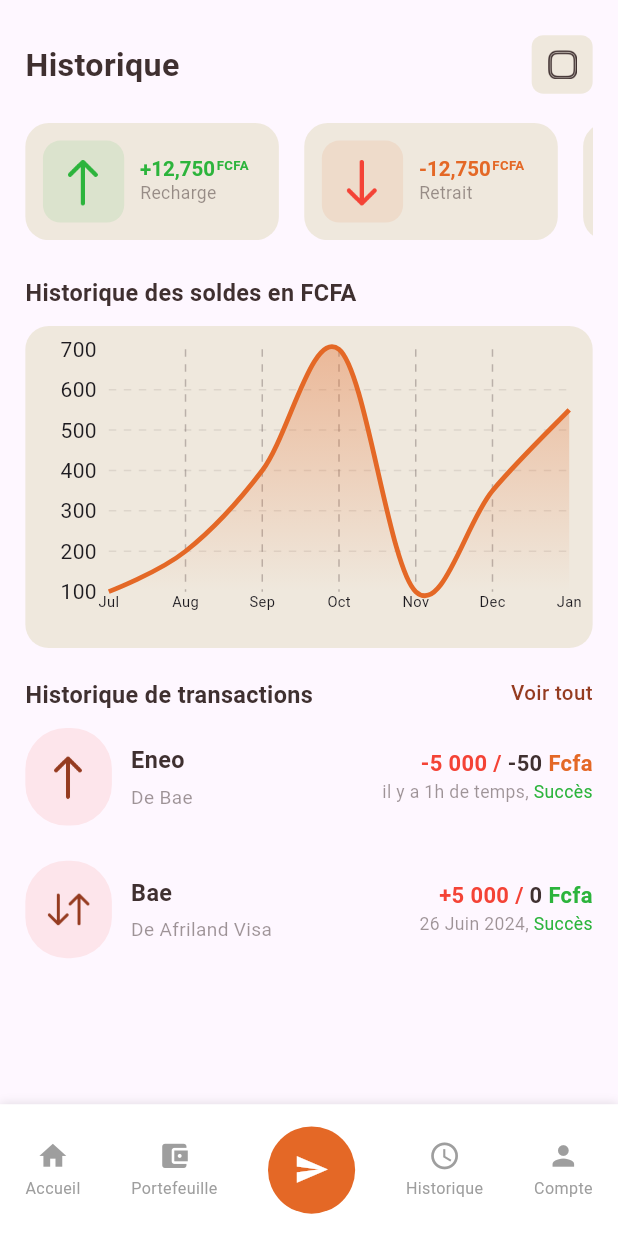
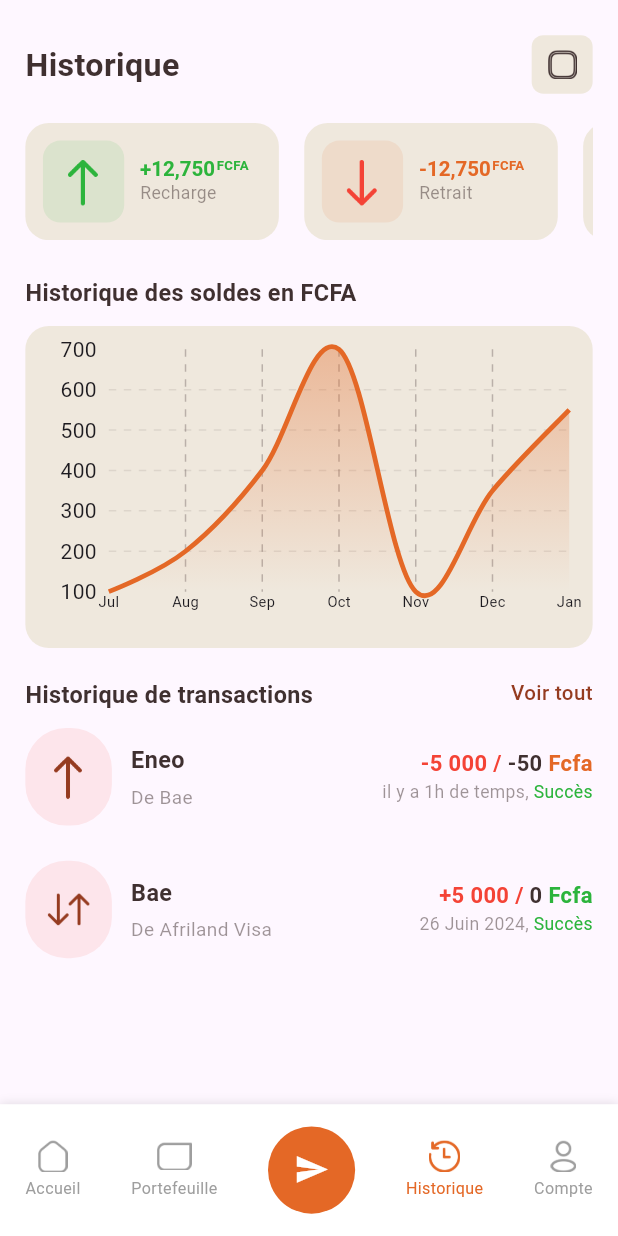
Before and after one commit to bertin-dev/Flutter-Test, a Flutter app: the screen it shows after launch, on a phone screen of 412 x 824 dp. Run offline on Flutter 3.47's test engine with Material 3 defaults, Android fonts, the phone set to English and light mode, and no system bars; drawn by our look-alikes of fl_chart; our stand-ins replace animated_splash_screen, camera, flutter_screenutil, get, image_picker; missing offline and left inert: google_mlkit_object_detection.

Commit message:
add more items

```diff
--- a/lib/presentation/home/controllers/home_controller.dart
+++ b/lib/presentation/home/controllers/home_controller.dart
@@ -1,7 +1,7 @@
 import 'package:get/get.dart';
 
 class HomeController extends GetxController {
-  final currentIndex = 2.obs;
+  final currentIndex = 3.obs;
 
   void changeTab(int index) {
     currentIndex.value = index;
--- a/lib/presentation/home/home_view.dart
+++ b/lib/presentation/home/home_view.dart
@@ -16,14 +16,14 @@ class HomeView extends GetView<HomeController> {
       child: Scaffold(
         body: Obx(() {
           switch (controller.currentIndex.value) {
-            case 0:
-              return const ScanCardView();
             case 1:
               return const TicketView();
             case 2:
+              return const ScanCardView();
+            case 3:
               return const HistoriqueView();
             default:
-              return const Center(child: Text("Compte"));
+              return const Center(child: Text("Compte vide"));
           }
         }),
         bottomNavigationBar: const CustomBottomNavBar(),
--- a/lib/presentation/home/models/bottom_nav_item_model.dart
+++ b/lib/presentation/home/models/bottom_nav_item_model.dart
@@ -1,7 +1,7 @@
 import 'package:flutter/material.dart';
 
 class BottomNavItemModel {
-  final IconData icon;
+  final String icon;
   final String label;
 
   const BottomNavItemModel({required this.icon, required this.label});
--- a/lib/presentation/home/widgets/custom_bottom_navbar.dart
+++ b/lib/presentation/home/widgets/custom_bottom_navbar.dart
@@ -13,12 +13,12 @@ class CustomBottomNavBar extends StatelessWidget {
   Widget build(BuildContext context) {
     final controller = Get.find<HomeController>();
 
-    const List<BottomNavItemModel> items = [
-      BottomNavItemModel(icon: Icons.home, label: "Accueil"),
-      BottomNavItemModel(icon: Icons.account_balance_wallet, label: "Portefeuille"),
-      BottomNavItemModel(icon: Icons.history, label: ""),
-      BottomNavItemModel(icon: Icons.access_time, label: "Historique"),
-      BottomNavItemModel(icon: Icons.person, label: "Compte"),
+     const List<BottomNavItemModel> items = [
+      BottomNavItemModel(icon: "assets/images/home.png", label: "Accueil"),
+      BottomNavItemModel(icon: "assets/images/wallet.png", label: "Portefeuille"),
+      BottomNavItemModel(icon: "assets/images/send.png", label: ""),
+      BottomNavItemModel(icon: "assets/images/historique.png", label: "Historique"),
+      BottomNavItemModel(icon: "assets/images/user.png", label: "Compte"),
     ];
 
     return Obx(() => Container(
@@ -60,12 +60,13 @@ class CustomBottomNavBar extends StatelessWidget {
             child: Column(
               mainAxisAlignment: MainAxisAlignment.center,
               children: [
-                Icon(
+                Image.asset(
                   item.icon,
                   color: controller.currentIndex.value == index
                       ? AppColor.primaryColor
                       : Colors.grey,
-                  size: 22.sp,
+                  width: 22.w,
+                  height: 22.h,
                 ),
                 SizedBox(height: 4.h),
                 Text(
--- a/pubspec.yaml
+++ b/pubspec.yaml
@@ -41,6 +41,7 @@ dependencies:
   fl_chart: ^0.69.1
   google_mlkit_object_detection: ^0.15.0
   camera: ^0.10.5+5
+  image_picker: ^1.1.2
 
 dev_dependencies:
   flutter_test:
```
Also changed, not shown: lib/presentation/scan_card/controllers/scan_card_controller.dart (+18 -0 lines), lib/presentation/scan_card/scan_card_view.dart (+7 -4 lines), pubspec.lock, 8 other files.
